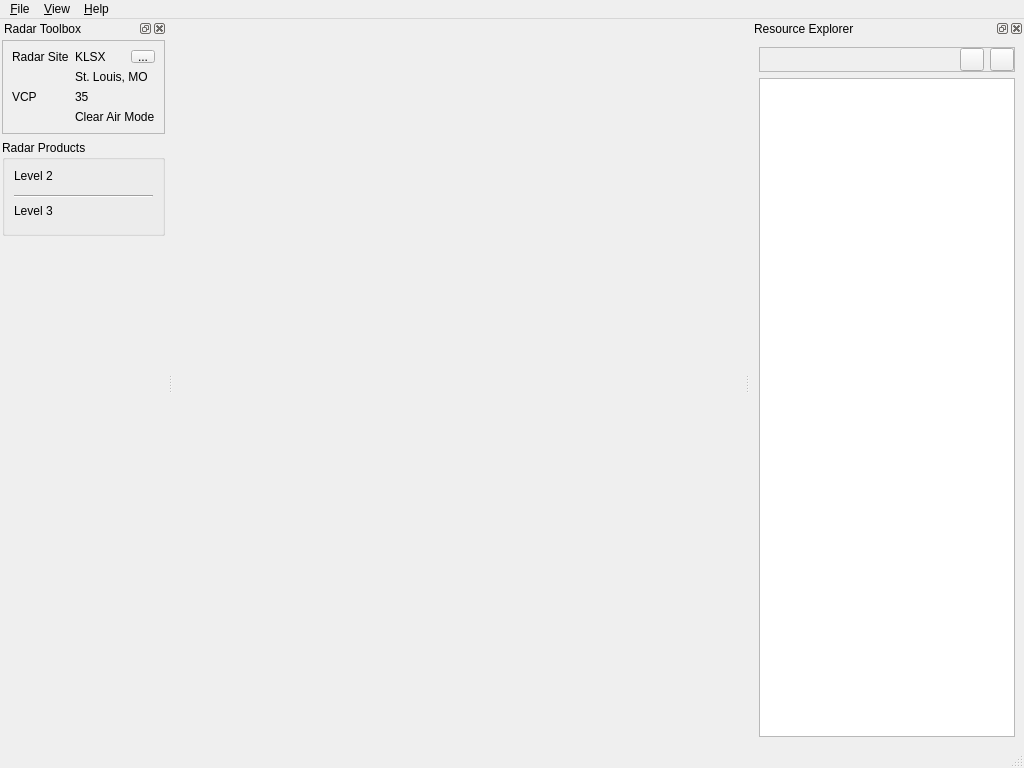
dpaulat/supercell-wx, file scwx-qt/source/scwx/qt/main/main_window.ui: the form before one commit.
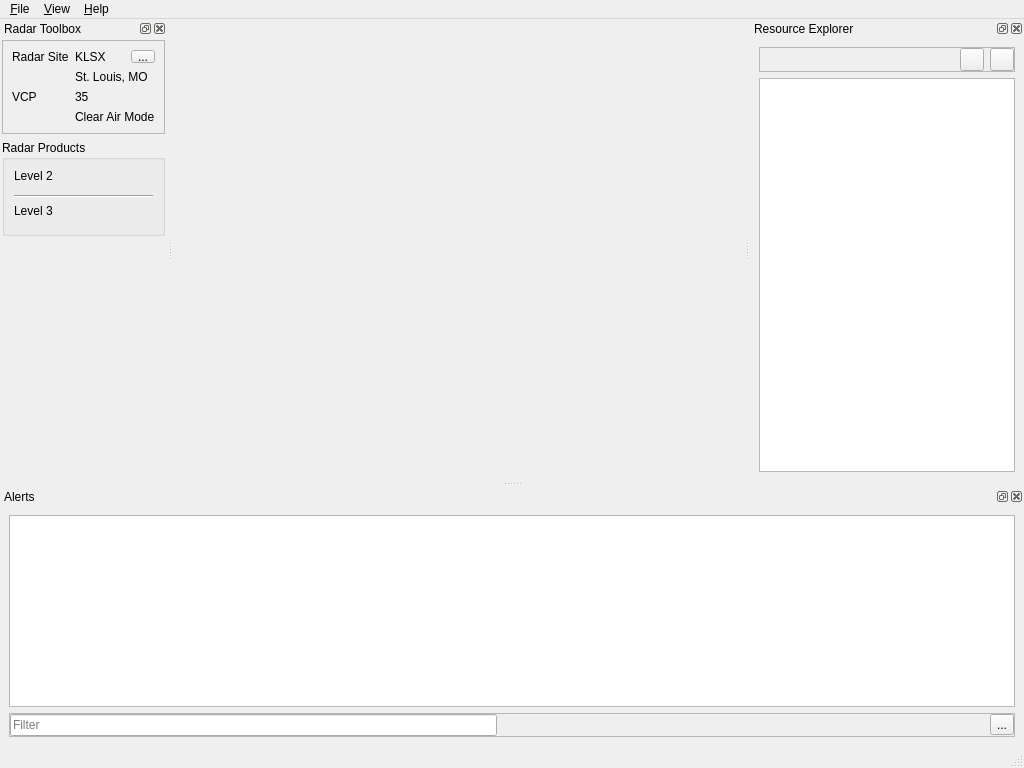
The form after the commit. Icons and pictures are not drawn.

Commit message: Alert dock

What changed in the file:
```diff
--- a/scwx-qt/source/scwx/qt/main/main_window.ui
+++ b/scwx-qt/source/scwx/qt/main/main_window.ui
@@ -306,6 +306,82 @@
     </layout>
    </widget>
   </widget>
+  <widget class="QDockWidget" name="alertDock">
+   <property name="windowTitle">
+    <string>Alerts</string>
+   </property>
+   <attribute name="dockWidgetArea">
+    <number>8</number>
+   </attribute>
+   <widget class="QWidget" name="radarDockContents">
+    <layout class="QVBoxLayout" name="verticalLayout_5">
+     <item>
+      <widget class="QTableView" name="alertView"/>
+     </item>
+     <item>
+      <widget class="QFrame" name="frame_2">
+       <property name="frameShape">
+        <enum>QFrame::StyledPanel</enum>
+       </property>
+       <property name="frameShadow">
+        <enum>QFrame::Raised</enum>
+       </property>
+       <layout class="QHBoxLayout" name="horizontalLayout_2">
+        <property name="leftMargin">
+         <number>0</number>
+        </property>
+        <property name="topMargin">
+         <number>0</number>
+        </property>
+        <property name="rightMargin">
+         <number>0</number>
+        </property>
+        <property name="bottomMargin">
+         <number>0</number>
+        </property>
+        <item>
+         <widget class="QLineEdit" name="alertFilter">
+          <property name="placeholderText">
+           <string>Filter</string>
+          </property>
+         </widget>
+        </item>
+        <item>
+         <spacer name="horizontalSpacer_2">
+          <property name="orientation">
+           <enum>Qt::Horizontal</enum>
+          </property>
+          <property name="sizeHint" stdset="0">
+           <size>
+            <width>40</width>
+            <height>20</height>
+           </size>
+          </property>
+         </spacer>
+        </item>
+        <item>
+         <widget class="QToolButton" name="alertSettings">
+          <property name="toolTip">
+           <string>Settings</string>
+          </property>
+          <property name="text">
+           <string>...</string>
+          </property>
+          <property name="icon">
+           <iconset resource="../../../../scwx-qt.qrc">
+            <normaloff>:/res/icons/font-awesome-6/sliders-solid.svg</normaloff>:/res/icons/font-awesome-6/sliders-solid.svg</iconset>
+          </property>
+          <property name="popupMode">
+           <enum>QToolButton::InstantPopup</enum>
+          </property>
+         </widget>
+        </item>
+       </layout>
+      </widget>
+     </item>
+    </layout>
+   </widget>
+  </widget>
   <action name="actionExit">
    <property name="text">
     <string>E&amp;xit</string>
```
Left out of the diff: 14 changed lines with no effect on the pictures. The commit also changes 3 other files.
